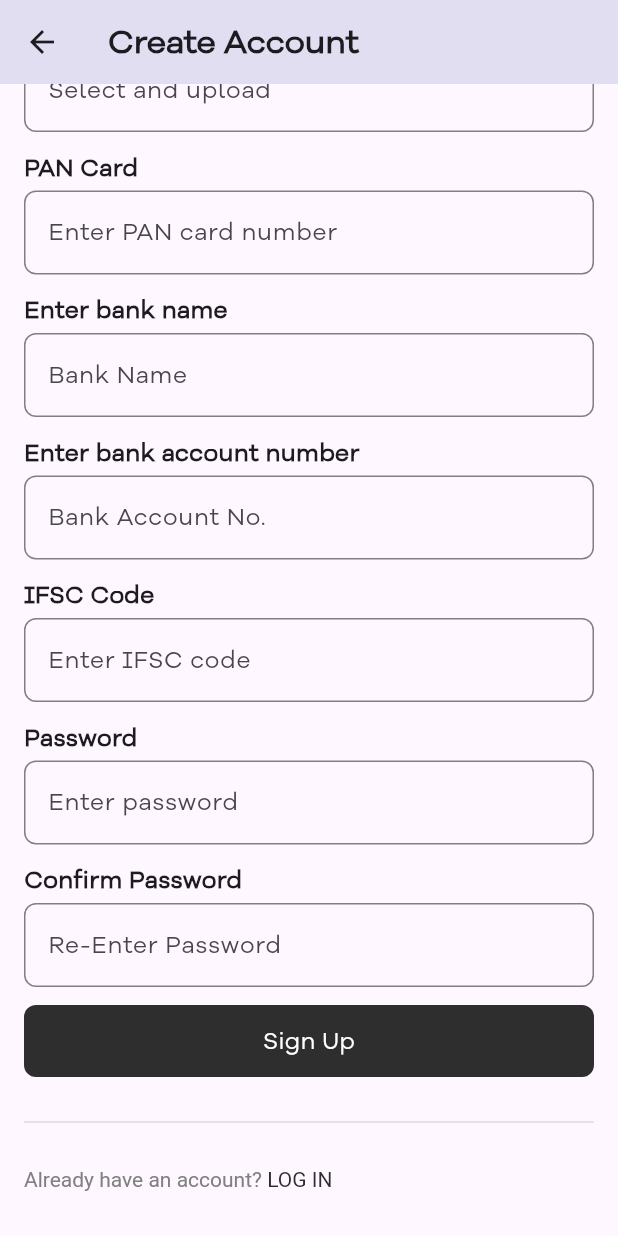
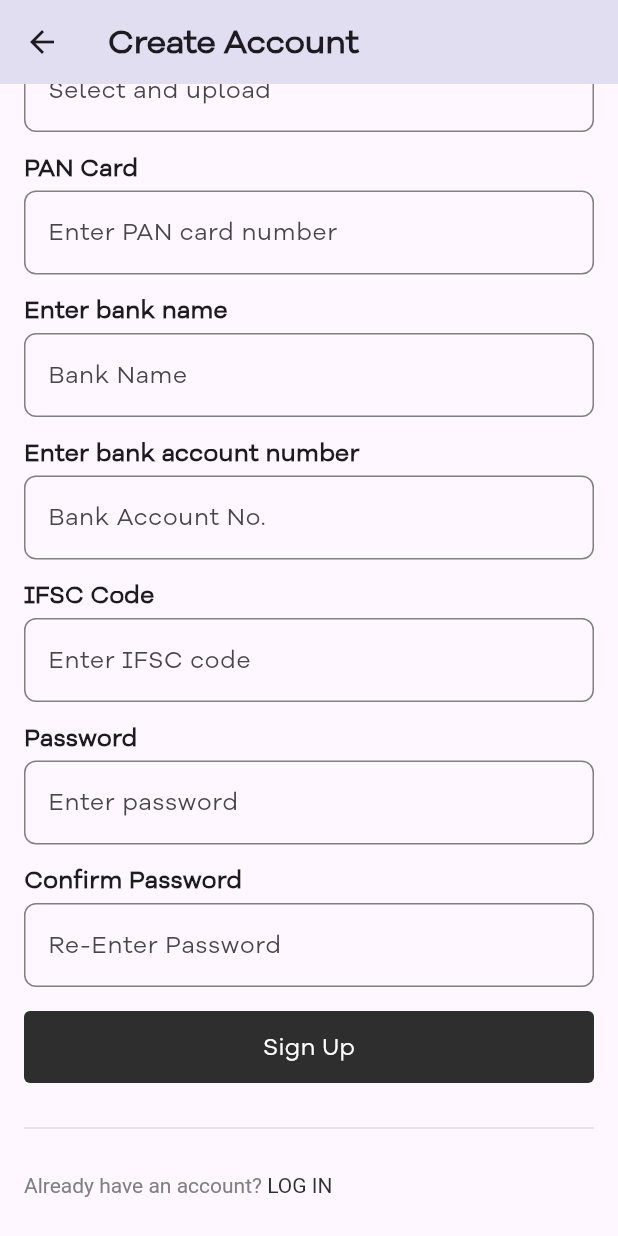
Before and after one commit to vrshah00007/omega_flutter_app, a Flutter app: the CreateAccountScreen screen opened directly, scrolled down 752 dp, on a phone screen of 412 x 824 dp. Run offline on Flutter 3.47's test engine with Material 2 defaults, Android fonts, the phone set to English and light mode, and no system bars; our stand-ins replace connectivity_plus, get, shared_preferences; accounts and stored records are empty.

Commit message:
create account completed

```diff
--- a/lib/screens/create_account_screen/view/create_account_screen.dart
+++ b/lib/screens/create_account_screen/view/create_account_screen.dart
@@ -136,7 +136,7 @@ class CreateAccountScreen extends StatelessWidget {
             title: "Confirm Password",
           ),
           const SizedBox(
-            height: 12,
+            height: 16,
           ),
           SizedBox(
             height: 48,
--- a/lib/utils/custom_widgets/custom_button.dart
+++ b/lib/utils/custom_widgets/custom_button.dart
@@ -22,7 +22,7 @@ class CustomButton extends StatelessWidget {
           elevation: MaterialStatePropertyAll(0),
           backgroundColor: MaterialStatePropertyAll(color),
           shape: MaterialStatePropertyAll(
-              RoundedRectangleBorder(borderRadius: BorderRadius.circular(8)))),
+              RoundedRectangleBorder(borderRadius: BorderRadius.circular(4)))),
       child: Text(
         title,
         style: TextStyle(
```
